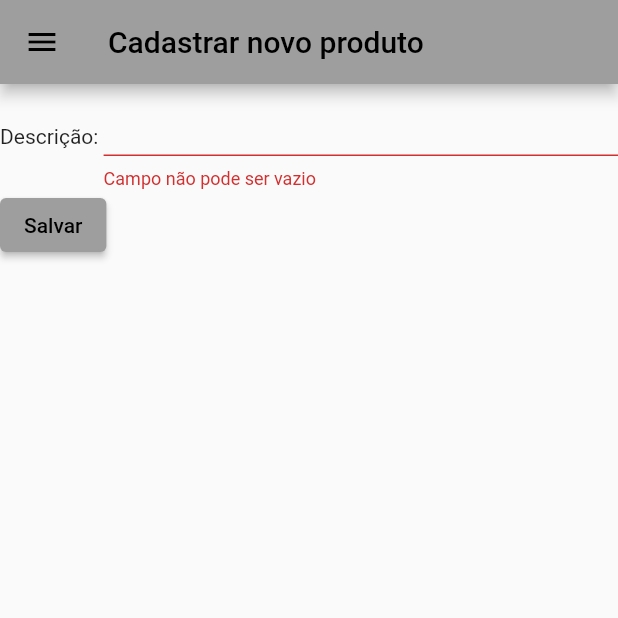
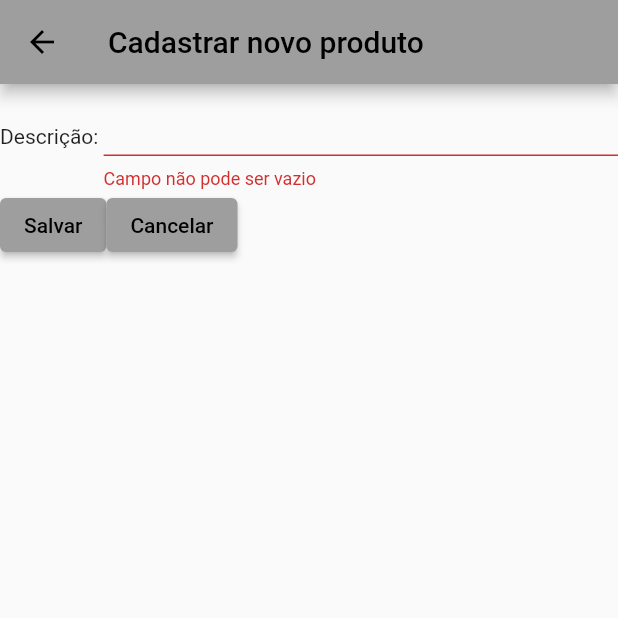
Before and after one commit to GustavoAngeloDS/vendas-mobile-app, a Flutter app: the NewProductPage screen opened by its route, after a tap on "Salvar", on a phone screen of 412 x 824 dp, the top half of it. Run offline on Flutter 3.47's test engine with Material 2 defaults, Android fonts, the light colour scheme and no system bars; network calls fail.

Commit message:
Fixed: Errors on save products request now will not navigate to products list. Improvements: Included max timeout in external calls. Mapped home route

```diff
--- a/lib/rest/api.dart
+++ b/lib/rest/api.dart
@@ -1,4 +1,5 @@
 class API {
-  static const String endpoint = "localhost:8080";
+  static const String endpoint = "10.0.2.2:5000";
+  static const int timeout = 5;
   //Vendasspringappbeanstalk-env.eba-t9ewb6fp.us-east-2.elasticbeanstalk.com
 }
--- a/lib/routes/routes.dart
+++ b/lib/routes/routes.dart
@@ -3,6 +3,7 @@ import 'package:vendas_flutter/views/new_product_page.dart';
 import 'package:vendas_flutter/views/update_product.dart';
 
 class Routes {
+  static const String homePage = "/";
   static const String listProducts = ListProductPage.routeName;
   static const String newProduct = NewProductPage.routeName;
   static const String updateProduct = UpdateProductPage.routeName;
--- a/lib/views/list_product_page.dart
+++ b/lib/views/list_product_page.dart
@@ -50,7 +50,7 @@ class _ListProductPage extends State<ListProductPage> {
     try {
       await repository.remove(product);
       ScaffoldMessenger.of(context).showSnackBar(
-          const SnackBar(content: Text('Produto removido com suecsso')));
+          const SnackBar(content: Text('Produto removido com sucesso')));
     } catch (exception) {
       ErrorHandler()
           .showError(context, "Erro ao remover produto", exception.toString());
@@ -133,6 +133,7 @@ class _ListProductPage extends State<ListProductPage> {
   Widget build(BuildContext context) {
     return Scaffold(
         appBar: AppBar(title: const Text("Produtos")),
+        drawer: const AppDrawer(),
         body: ListView.builder(
             itemCount: _productList.length, itemBuilder: _buildItem),
         floatingActionButton: FloatingActionButton(
--- a/lib/views/new_product_page.dart
+++ b/lib/views/new_product_page.dart
@@ -31,15 +31,15 @@ class _NewProductPageState extends State<NewProductPage> {
     try {
       newProduct =
           await repository.save(Product.create(_descriptionController.text));
+
+      _descriptionController.clear();
+
+      ScaffoldMessenger.of(context).showSnackBar(
+          const SnackBar(content: Text("Produto salvo com sucesso")));
     } catch (exception) {
       ErrorHandler()
           .showError(context, "Erro ao salvar produto", exception.toString());
     }
-
-    _descriptionController.clear();
-
-    ScaffoldMessenger.of(context).showSnackBar(
-        const SnackBar(content: Text("Produto salvo com sucesso")));
 
     return newProduct;
   }
@@ -67,11 +67,19 @@ class _NewProductPageState extends State<NewProductPage> {
                 ElevatedButton(
                     onPressed: () async {
                       if (_formKey.currentState!.validate()) {
-                        await _saveProduct();
-                        Navigator.pushNamed(context, Routes.listProducts);
+                        Product? product = await _saveProduct();
+                        if (product != null) {
+                          Navigator.pushNamed(context, Routes.listProducts);
+                        }
                       }
                     },
-                    child: const Text("Salvar"))
+                    child: const Text("Salvar")),
+                ElevatedButton(
+                  onPressed: () {
+                    Navigator.pop(context);
+                  },
+                  child: const Text('Cancelar'),
+                ),
               ])
             ]))
       ],
@@ -84,7 +92,6 @@ class _NewProductPageState extends State<NewProductPage> {
         appBar: AppBar(
           title: const Text("Cadastrar novo produto"),
         ),
-        drawer: const AppDrawer(),
         body: _buildForm(context));
   }
 }
--- a/lib/views/update_product.dart
+++ b/lib/views/update_product.dart
@@ -106,7 +106,6 @@ class _UpdateProductState extends State<UpdateProductPage> {
         appBar: AppBar(
           title: const Text("Editar produto"),
         ),
-        drawer: const AppDrawer(),
         body: _buildForm(context));
   }
 }
--- a/lib/widgets/drawer.dart
+++ b/lib/widgets/drawer.dart
@@ -9,6 +9,11 @@ class AppDrawer extends StatelessWidget {
     return Drawer(
         child: ListView(padding: EdgeInsets.zero, children: <Widget>[
       _createHeader(),
+      _createDrawerItem(
+          text: "Home",
+          icon: Icons.home,
+          onTap: () =>
+              Navigator.pushReplacementNamed(context, Routes.homePage)),
       _createDrawerItem(
           text: "Clients",
           icon: Icons.people,
```
Also changed, not shown: lib/rest/product_rest.dart (+30 -13 lines), lib/repository/product.repository.dart (line endings or trailing spaces).
